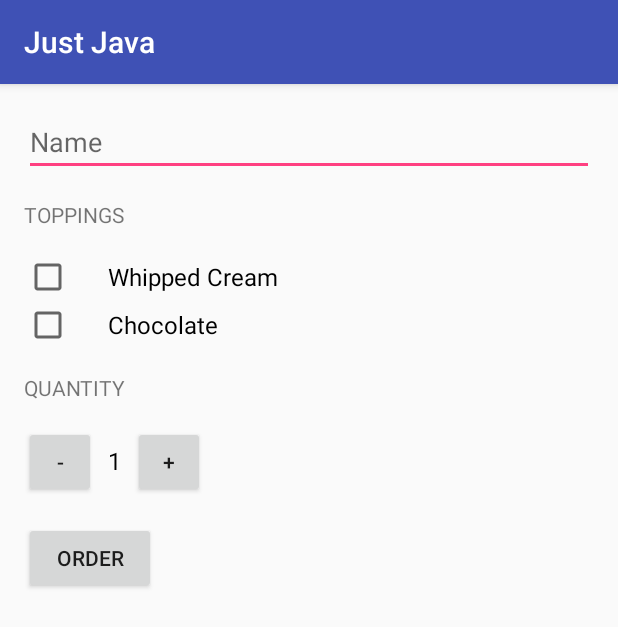
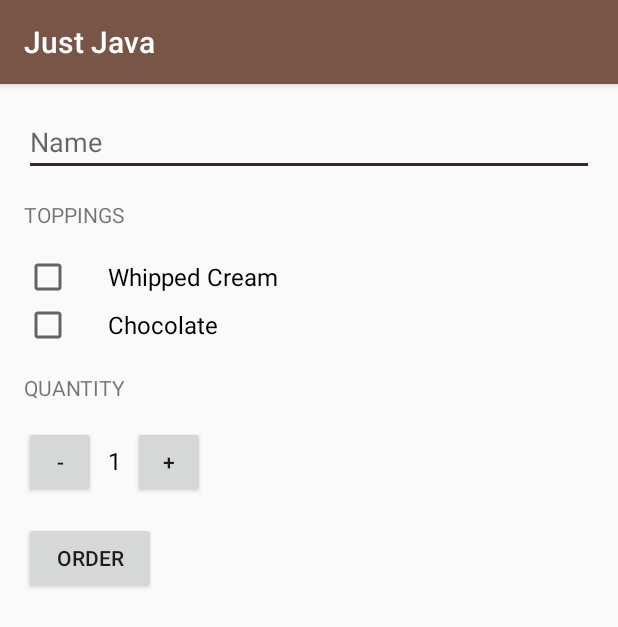
Before and after one commit to alejandra-gonzalez/android-basics, an Android app: the screen it shows after launch (MainActivity), on a phone screen of 412 x 824 dp. Shown: the top 627 px of the screen. Run offline under Robolectric (Android 15) with nearby library versions, the phone set to English and light mode, and no system bars.

Commit message:
theme color change

```diff
--- a/JustJava/app/src/main/res/values/colors.xml
+++ b/JustJava/app/src/main/res/values/colors.xml
@@ -1,6 +1,6 @@
 <?xml version="1.0" encoding="utf-8"?>
 <resources>
-    <color name="colorPrimary">#3F51B5</color>
-    <color name="colorPrimaryDark">#303F9F</color>
-    <color name="colorAccent">#FF4081</color>
+    <color name="colorPrimary">#795548</color>
+    <color name="colorPrimaryDark">#5D4037</color>
+    <color name="colorAccent">#3E2723</color>
 </resources>
--- a/JustJava/app/src/main/res/values/styles.xml
+++ b/JustJava/app/src/main/res/values/styles.xml
@@ -3,6 +3,7 @@
     <!-- Base application theme. -->
     <style name="AppTheme" parent="Theme.AppCompat.Light.DarkActionBar">
         <!-- Customize your theme here. -->
+        <!-- Change back to @resources -->
         <item name="colorPrimary">@color/colorPrimary</item>
         <item name="colorPrimaryDark">@color/colorPrimaryDark</item>
         <item name="colorAccent">@color/colorAccent</item>
```
